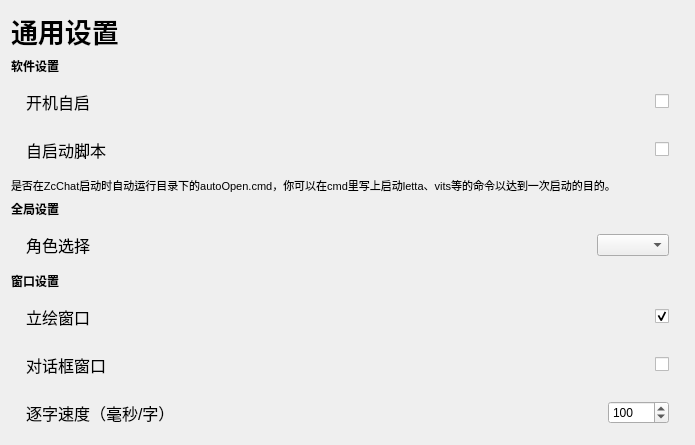
The window that mianwindow_uichild/setting_general.ui (Zao-chen/ZcChat) describes before a commit, drawn with Qt 5.
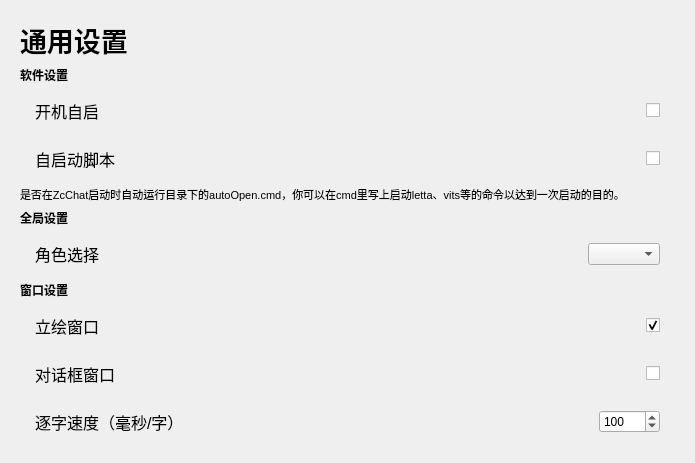
The same window after the commit. Custom widgets are drawn as their Qt base class.

Commit message: [test] 新界面测试

Diff of the .ui file:
```diff
--- a/mianwindow_uichild/setting_general.ui
+++ b/mianwindow_uichild/setting_general.ui
@@ -14,6 +14,18 @@
    <string>Form</string>
   </property>
   <layout class="QVBoxLayout" name="verticalLayout" stretch="0,0,0,0,0,0,0,0,0,0,0,1">
+   <property name="leftMargin">
+    <number>20</number>
+   </property>
+   <property name="topMargin">
+    <number>20</number>
+   </property>
+   <property name="rightMargin">
+    <number>20</number>
+   </property>
+   <property name="bottomMargin">
+    <number>20</number>
+   </property>
    <item>
     <widget class="ElaText" name="label">
      <property name="font">
```
The commit also changes 5 other files.
